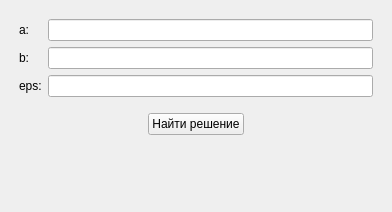
Old version of the form mainwindow.ui in the repository margarita-v/OptimizationMethods.
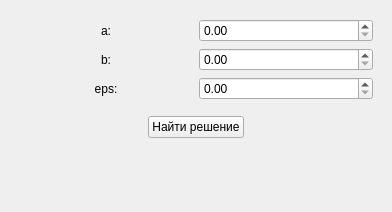
New version of the form.

Commit message: Main window was finished

Patch:
```diff
--- a/mainwindow.ui
+++ b/mainwindow.ui
@@ -66,7 +66,10 @@
              <string>a:</string>
             </property>
             <property name="textFormat">
-             <enum>Qt::AutoText</enum>
+             <enum>Qt::PlainText</enum>
+            </property>
+            <property name="alignment">
+             <set>Qt::AlignCenter</set>
             </property>
             <property name="wordWrap">
              <bool>false</bool>
@@ -78,6 +81,9 @@
             <property name="text">
              <string>b:</string>
             </property>
+            <property name="alignment">
+             <set>Qt::AlignCenter</set>
+            </property>
            </widget>
           </item>
           <item>
@@ -85,6 +91,9 @@
             <property name="text">
              <string>eps:</string>
             </property>
+            <property name="alignment">
+             <set>Qt::AlignCenter</set>
+            </property>
            </widget>
           </item>
          </layout>
@@ -92,17 +101,20 @@
         <item>
          <layout class="QVBoxLayout" name="verticalLayout_3">
           <item>
-           <widget class="QLineEdit" name="editA">
-            <property name="inputMethodHints">
-             <set>Qt::ImhNone</set>
+           <widget class="QDoubleSpinBox" name="dsbA">
+            <property name="decimals">
+             <number>2</number>
+            </property>
+            <property name="maximum">
+             <double>150.000000000000000</double>
             </property>
            </widget>
           </item>
           <item>
-           <widget class="QLineEdit" name="editB"/>
+           <widget class="QDoubleSpinBox" name="dsbB"/>
           </item>
           <item>
-           <widget class="QLineEdit" name="editEps"/>
+           <widget class="QDoubleSpinBox" name="dsbEps"/>
           </item>
          </layout>
         </item>
@@ -148,9 +160,7 @@
         </item>
        </layout>
       </item>
-     </layout>
-    </item>
-    <item row="1" column="0">
+      <item>
      <layout class="QHBoxLayout" name="horizontalLayout">
       <item>
        <widget class="QLabel" name="lblSolve">
@@ -161,6 +171,8 @@
          <set>Qt::AlignCenter</set>
         </property>
        </widget>
+        </item>
+       </layout>
       </item>
      </layout>
     </item>
```
Lines whose indentation alone changed are shown as unchanged.
